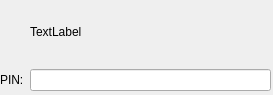
Qt form src/daemon/helpers/requestpin/dialogWidget.ui (KDE/bluedevil) before a commit.
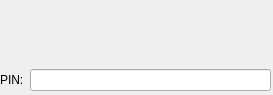
The same form after that commit. Custom widgets are drawn as their Qt base class.

Patch:
```diff
--- a/src/daemon/helpers/requestpin/dialogWidget.ui
+++ b/src/daemon/helpers/requestpin/dialogWidget.ui
@@ -73,7 +73,7 @@
        </sizepolicy>
       </property>
       <property name="text">
-       <string>TextLabel</string>
+       <string notr="true"/>
       </property>
       <property name="wordWrap">
        <bool>true</bool>
```
Left out of the diff: 4 changed lines with no effect on the pictures.
